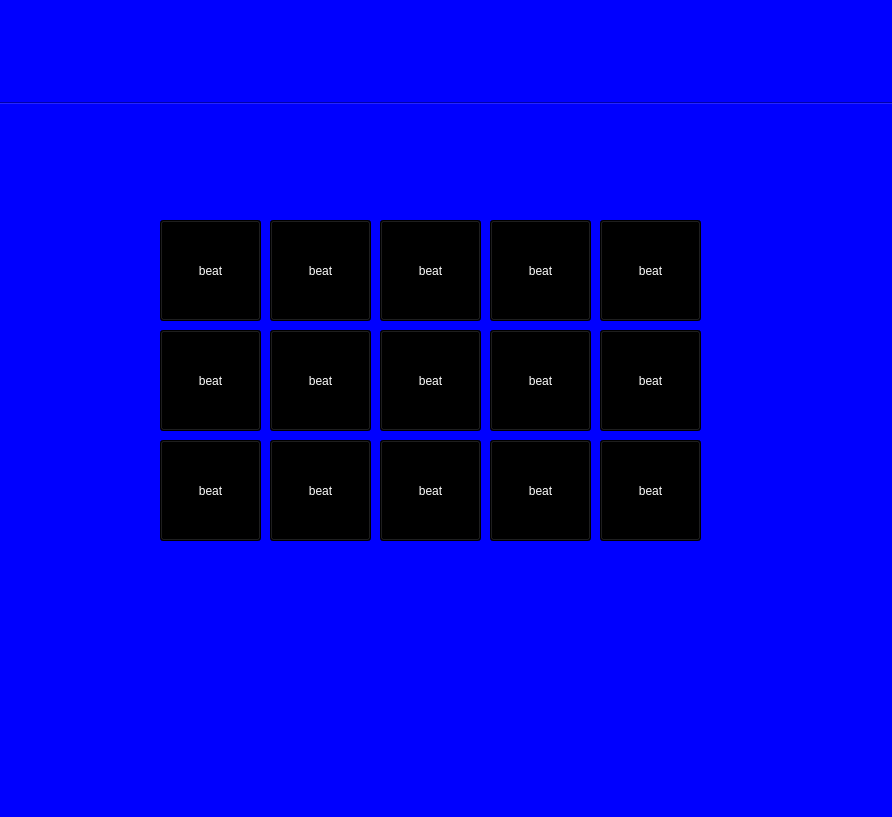
The window that prototype1.ui (Soundache/Soundwave) describes before a commit, drawn with Qt 5.
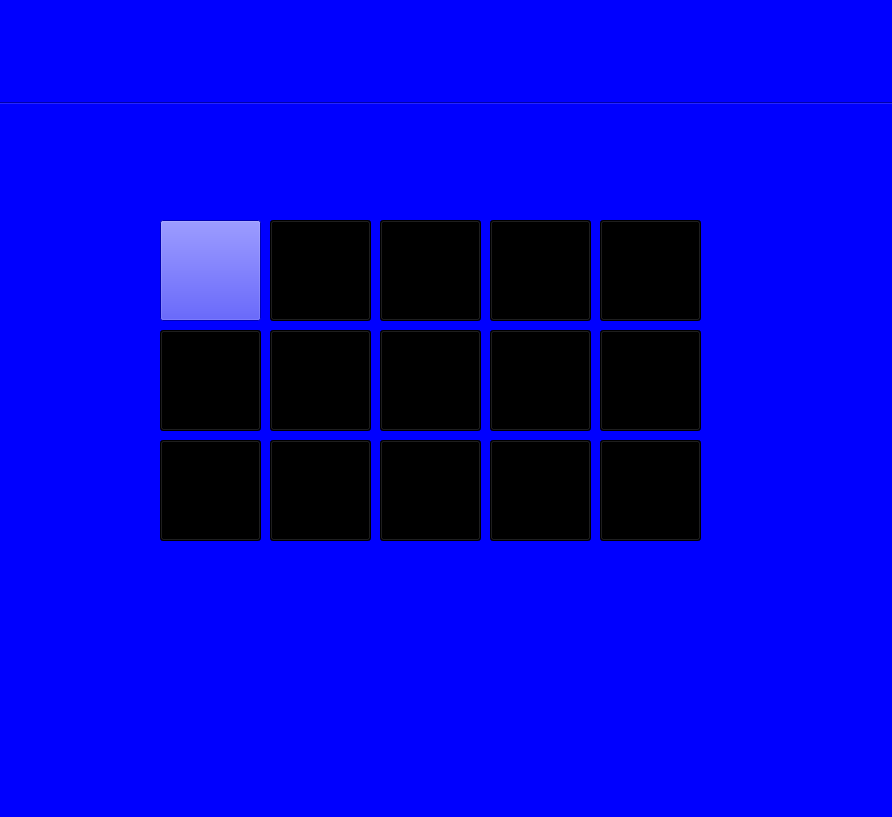
The same window after the commit. Icons and pictures are not drawn.

Diff of the .ui file:
```diff
--- a/prototype1.ui
+++ b/prototype1.ui
@@ -42,11 +42,11 @@
      </rect>
     </property>
     <property name="styleSheet">
-     <string notr="true">background:rgb(0, 0, 0);
-color : white;</string>
+     <string notr="true">color: rgb(0, 0, 0);
+</string>
     </property>
     <property name="text">
-     <string>beat</string>
+     <string/>
     </property>
    </widget>
    <widget class="QPushButton" name="pushButton_18">
@@ -64,7 +64,7 @@
 border-color: white;</string>
     </property>
     <property name="text">
-     <string>beat</string>
+     <string/>
     </property>
    </widget>
    <widget class="QPushButton" name="pushButton_19">
@@ -81,7 +81,7 @@
 color : white;</string>
     </property>
     <property name="text">
-     <string>beat</string>
+     <string/>
     </property>
    </widget>
    <widget class="QPushButton" name="pushButton_20">
@@ -98,7 +98,7 @@
 color : white;</string>
     </property>
     <property name="text">
-     <string>beat</string>
+     <string/>
     </property>
    </widget>
    <widget class="QPushButton" name="pushButton_21">
@@ -115,7 +115,7 @@
 color : white;</string>
     </property>
     <property name="text">
-     <string>beat</string>
+     <string/>
     </property>
    </widget>
    <widget class="QPushButton" name="pushButton_22">
@@ -132,7 +132,7 @@
 color : white;</string>
     </property>
     <property name="text">
-     <string>beat</string>
+     <string/>
     </property>
    </widget>
    <widget class="QPushButton" name="pushButton_23">
@@ -149,7 +149,7 @@
 color : white;</string>
     </property>
     <property name="text">
-     <string>beat</string>
+     <string/>
     </property>
    </widget>
    <widget class="QPushButton" name="pushButton_24">
@@ -166,7 +166,7 @@
 color : white;</string>
     </property>
     <property name="text">
-     <string>beat</string>
+     <string/>
     </property>
    </widget>
    <widget class="QPushButton" name="pushButton_25">
@@ -185,7 +185,7 @@
 border-thickness:10px;</string>
     </property>
     <property name="text">
-     <string>beat</string>
+     <string/>
     </property>
    </widget>
    <widget class="QPushButton" name="pushButton_26">
@@ -202,7 +202,7 @@
 color : white;</string>
     </property>
     <property name="text">
-     <string>beat</string>
+     <string/>
     </property>
    </widget>
    <widget class="QPushButton" name="pushButton_27">
@@ -219,7 +219,7 @@
 color : white;</string>
     </property>
     <property name="text">
-     <string>beat</string>
+     <string/>
     </property>
    </widget>
    <widget class="QPushButton" name="pushButton_28">
@@ -236,7 +236,7 @@
 color : white;</string>
     </property>
     <property name="text">
-     <string>beat</string>
+     <string/>
     </property>
    </widget>
    <widget class="QPushButton" name="pushButton_29">
@@ -253,7 +253,7 @@
 color : white;</string>
     </property>
     <property name="text">
-     <string>beat</string>
+     <string/>
     </property>
    </widget>
    <widget class="QPushButton" name="pushButton_30">
@@ -270,7 +270,7 @@
 color : white;</string>
     </property>
     <property name="text">
-     <string>beat</string>
+     <string/>
     </property>
    </widget>
    <widget class="QPushButton" name="pushButton_31">
@@ -287,7 +287,7 @@
 color : white;</string>
     </property>
     <property name="text">
-     <string>beat</string>
+     <string/>
     </property>
    </widget>
   </widget>
```
